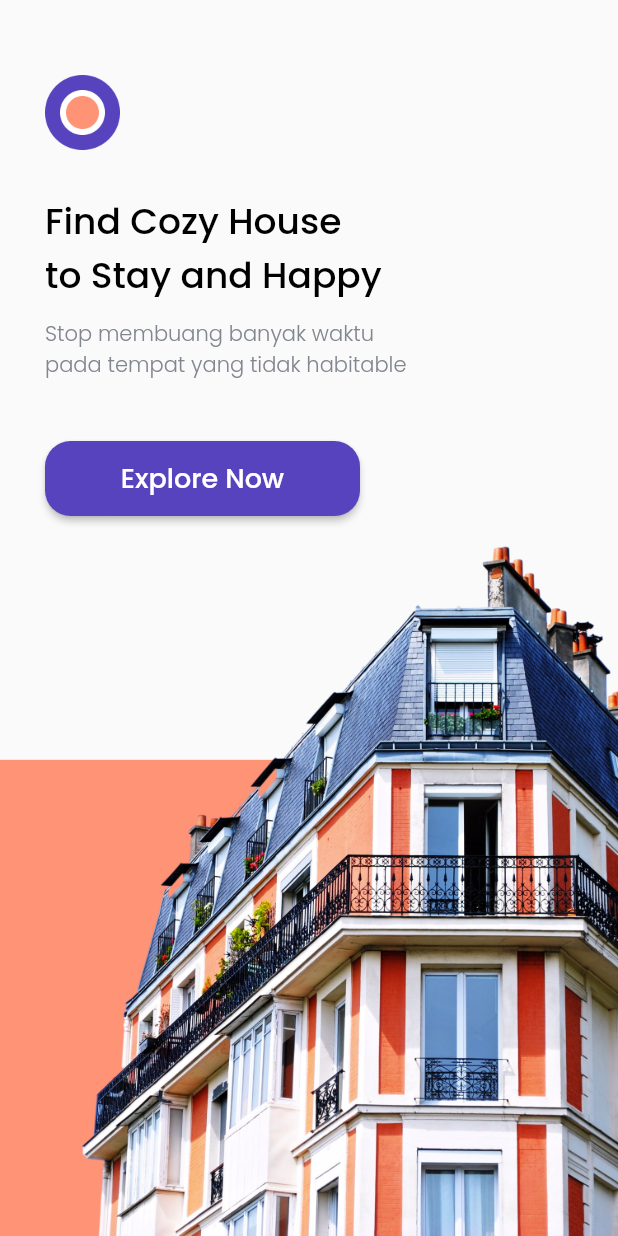
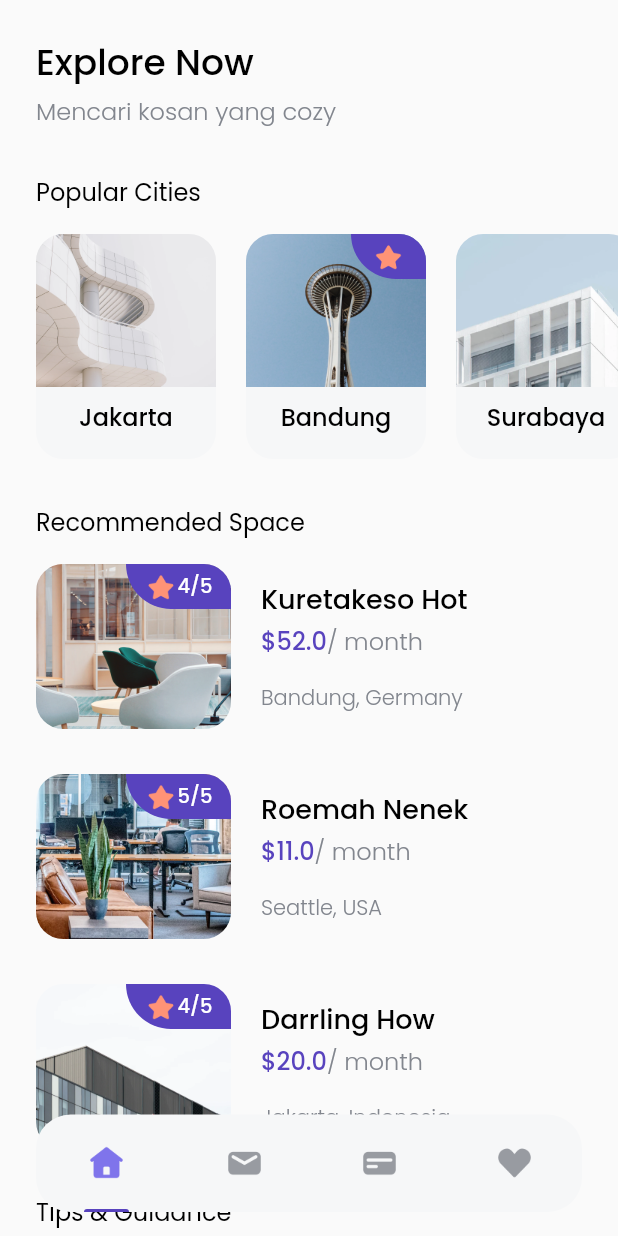
Before and after one commit to algonacci/Cozy_App, a Flutter app: the screen it shows after launch, after a tap on "Explore Now", on a phone screen of 412 x 824 dp. Run offline on Flutter 3.47's test engine with Material 2 defaults, Android fonts, the phone set to English and light mode, and no system bars; our stand-ins replace google_fonts.

Commit message:
finish the home page

```diff
--- /dev/null
+++ b/lib/model/city.dart
@@ -0,0 +1,13 @@
+class City {
+  int id;
+  String name;
+  String imageUrl;
+  bool isPopular;
+
+  City({
+    this.id,
+    this.name,
+    this.imageUrl,
+    this.isPopular = false,
+  });
+}
--- /dev/null
+++ b/lib/model/space.dart
@@ -0,0 +1,19 @@
+class Space {
+  int id;
+  String name;
+  String imageUrl;
+  double price;
+  String city;
+  String country;
+  int rating;
+
+  Space({
+    this.id,
+    this.name,
+    this.imageUrl,
+    this.price,
+    this.city,
+    this.country,
+    this.rating,
+  });
+}
--- /dev/null
+++ b/lib/model/tips.dart
@@ -0,0 +1,13 @@
+class Tips {
+  int id;
+  String title;
+  String imageUrl;
+  String updatedAt;
+
+  Tips({
+    this.id,
+    this.imageUrl,
+    this.title,
+    this.updatedAt,
+  });
+}
--- /dev/null
+++ b/lib/pages/home_page.dart
@@ -0,0 +1,229 @@
+import 'package:cozy_app/model/city.dart';
+import 'package:cozy_app/model/space.dart';
+import 'package:cozy_app/model/tips.dart';
+import 'package:cozy_app/theme.dart';
+import 'package:cozy_app/widgets/bottom_navbar_item.dart';
+import 'package:cozy_app/widgets/city_card.dart';
+import 'package:cozy_app/widgets/space_card.dart';
+import 'package:cozy_app/widgets/tips_card.dart';
+import 'package:flutter/material.dart';
+
+class HomePage extends StatelessWidget {
+  const HomePage({Key key}) : super(key: key);
+
+  @override
+  Widget build(BuildContext context) {
+    return Scaffold(
+      body: SafeArea(
+        bottom: false,
+        child: ListView(
+          // NOTE: Title/Header
+          children: [
+            SizedBox(height: edge),
+            Padding(
+              padding: EdgeInsets.only(
+                left: edge,
+              ),
+              child: Text(
+                'Explore Now',
+                style: blackTextStyle.copyWith(
+                  fontSize: 24,
+                ),
+              ),
+            ),
+            SizedBox(height: 2),
+            Padding(
+              padding: EdgeInsets.only(
+                left: edge,
+              ),
+              child: Text(
+                'Mencari kosan yang cozy',
+                style: greyTextStyle.copyWith(
+                  fontSize: 16,
+                ),
+              ),
+            ),
+            SizedBox(height: 30),
+            // Note: Popular Cities
+            Padding(
+              padding: EdgeInsets.only(
+                left: edge,
+              ),
+              child: Text(
+                'Popular Cities',
+                style: regularTextStyle.copyWith(
+                  fontSize: 16,
+                ),
+              ),
+            ),
+            SizedBox(height: 16),
+            Container(
+              height: 150,
+              child: ListView(
+                scrollDirection: Axis.horizontal,
+                children: [
+                  SizedBox(width: 24),
+                  CityCard(
+                    City(
+                      id: 1,
+                      name: 'Jakarta',
+                      imageUrl: 'assets/city1.png',
+                    ),
+                  ),
+                  SizedBox(width: 20),
+                  CityCard(
+                    City(
+                      id: 2,
+                      name: 'Bandung',
+                      imageUrl: 'assets/city2.png',
+                      isPopular: true,
+                    ),
+                  ),
+                  SizedBox(width: 20),
+                  CityCard(
+                    City(
+                      id: 3,
+                      name: 'Surabaya',
+                      imageUrl: 'assets/city3.png',
+                    ),
+                  ),
+                  SizedBox(width: 24),
+                ],
+              ),
+            ),
+            SizedBox(height: 30),
+            // NOTE: Recommended Space
+            Padding(
+              padding: EdgeInsets.only(
+                left: edge,
+              ),
+              child: Text(
+                'Recommended Space',
+                style: regularTextStyle.copyWith(
+                  fontSize: 16,
+                ),
+              ),
+            ),
+            SizedBox(height: 16),
+            Padding(
+              padding: EdgeInsets.symmetric(
+                horizontal: edge,
+              ),
+              child: Column(
+                children: [
+                  SpaceCard(
+                    Space(
+                      id: 1,
+                      name: 'Kuretakeso Hot',
+                      imageUrl: 'assets/space1.png',
+                      price: 52,
+                      city: 'Bandung',
+                      country: 'Germany',
+                      rating: 4,
+                    ),
+                  ),
+                  SizedBox(height: 30),
+                  SpaceCard(
+                    Space(
+                      id: 2,
+                      name: 'Roemah Nenek',
+                      imageUrl: 'assets/space2.png',
+                      price: 11,
+                      city: 'Seattle',
+                      country: 'USA',
+                      rating: 5,
+                    ),
+                  ),
+                  SizedBox(height: 30),
+                  SpaceCard(
+                    Space(
+                      id: 3,
+                      name: 'Darrling How',
+                      imageUrl: 'assets/space3.png',
+                      price: 20,
+                      city: 'Jakarta',
+                      country: 'Indonesia',
+                      rating: 4,
+                    ),
+                  ),
+                ],
+              ),
+            ),
+            SizedBox(height: 30),
+            // NOTE: TIPS & GUIDANCE
+            Padding(
+              padding: EdgeInsets.only(
+                left: edge,
+              ),
+              child: Text(
+                'Tips & Guidance',
+                style: regularTextStyle.copyWith(
+                  fontSize: 16,
+                ),
+              ),
+            ),
+            SizedBox(height: 16),
+            Padding(
+              padding: EdgeInsets.symmetric(
+                horizontal: edge,
+              ),
+              child: Column(
+                children: [
+                  TipsCard(
+                    Tips(
+                        id: 1,
+                        title: 'City Guidelines',
+                        imageUrl: 'assets/tips1.png',
+                        updatedAt: '20 Apr'),
+                  ),
+                  SizedBox(height: 20),
+                  TipsCard(
+                    Tips(
+                        id: 2,
+                        title: 'Jakarta Fairship',
+                        imageUrl: 'assets/tips2.png',
+                        updatedAt: '11 Dec'),
+                  ),
+                ],
+              ),
+            ),
+            SizedBox(height: 80 + edge),
+          ],
+        ),
+      ),
+      floatingActionButton: Container(
+        height: 65,
+        width: MediaQuery.of(context).size.width - (2 * edge),
+        margin: EdgeInsets.symmetric(
+          horizontal: edge,
+        ),
+        decoration: BoxDecoration(
+          color: Color(0xffF6F7F8),
+          borderRadius: BorderRadius.circular(23),
+        ),
+        child: Row(
+          mainAxisAlignment: MainAxisAlignment.spaceAround,
+          children: [
+            BottomNavbarItem(
+              imageUrl: 'assets/icon_home.png',
+              isActive: true,
+            ),
+            BottomNavbarItem(
+              imageUrl: 'assets/icon_email.png',
+              isActive: false,
+            ),
+            BottomNavbarItem(
+              imageUrl: 'assets/icon_card.png',
+              isActive: false,
+            ),
+            BottomNavbarItem(
+              imageUrl: 'assets/icon_love.png',
+              isActive: false,
+            ),
+          ],
+        ),
+      ),
+      floatingActionButtonLocation: FloatingActionButtonLocation.centerFloat,
+    );
+  }
+}
--- a/lib/pages/splash_page.dart
+++ b/lib/pages/splash_page.dart
@@ -1,3 +1,4 @@
+import 'package:cozy_app/pages/home_page.dart';
 import 'package:cozy_app/theme.dart';
 import 'package:flutter/material.dart';
 
@@ -47,7 +48,14 @@ class SplashPage extends StatelessWidget {
                     height: 50,
                     width: 210,
                     child: ElevatedButton(
-                      onPressed: () {},
+                      onPressed: () {
+                        Navigator.push(
+                          context,
+                          MaterialPageRoute(
+                            builder: (context) => HomePage(),
+                          ),
+                        );
+                      },
                       style: ElevatedButton.styleFrom(
                           primary: purpleColor,
                           shape: RoundedRectangleBorder(
--- a/lib/theme.dart
+++ b/lib/theme.dart
@@ -6,6 +6,8 @@ Color orangeColor = Color(0xffFF9376);
 Color blackColor = Color(0xff000000);
 Color whiteColor = Color(0xffffffff);
 Color greyColor = Color(0xff82868E);
+
+double edge = 24;
 
 TextStyle blackTextStyle = GoogleFonts.poppins(
   fontWeight: FontWeight.w500,
@@ -26,3 +28,8 @@ TextStyle purpleTextStyle = GoogleFonts.poppins(
   fontWeight: FontWeight.w500,
   color: purpleColor,
 );
+
+TextStyle regularTextStyle = GoogleFonts.poppins(
+  fontWeight: FontWeight.w400,
+  color: blackColor,
+);
--- /dev/null
+++ b/lib/widgets/bottom_navbar_item.dart
@@ -0,0 +1,35 @@
+import 'package:cozy_app/theme.dart';
+import 'package:flutter/material.dart';
+
+class BottomNavbarItem extends StatelessWidget {
+  final String imageUrl;
+  final bool isActive;
+
+  BottomNavbarItem({this.imageUrl, this.isActive});
+
+  @override
+  Widget build(BuildContext context) {
+    return Column(
+      children: [
+        Spacer(),
+        Image.asset(
+          imageUrl,
+          width: 26,
+        ),
+        Spacer(),
+        isActive
+            ? Container(
+                width: 30,
+                height: 2,
+                decoration: BoxDecoration(
+                  color: purpleColor,
+                  borderRadius: BorderRadius.vertical(
+                    top: Radius.circular(1000),
+                  ),
+                ),
+              )
+            : Container(),
+      ],
+    );
+  }
+}
--- /dev/null
+++ b/lib/widgets/city_card.dart
@@ -0,0 +1,64 @@
+import 'package:cozy_app/model/city.dart';
+import 'package:cozy_app/theme.dart';
+import 'package:flutter/material.dart';
+
+class CityCard extends StatelessWidget {
+  CityCard(this.city);
+
+  final City city;
+
+  @override
+  Widget build(BuildContext context) {
+    return ClipRRect(
+      borderRadius: BorderRadius.circular(18),
+      child: Container(
+        height: 200,
+        width: 120,
+        color: Color(0xffF6F7F8),
+        child: Column(
+          children: [
+            Stack(
+              children: [
+                Image.asset(
+                  city.imageUrl,
+                  width: 120,
+                  height: 102,
+                  fit: BoxFit.cover,
+                ),
+                city.isPopular
+                    ? Align(
+                        alignment: Alignment.topRight,
+                        child: Container(
+                          height: 30,
+                          width: 50,
+                          decoration: BoxDecoration(
+                              color: purpleColor,
+                              borderRadius: BorderRadius.only(
+                                bottomLeft: Radius.circular(36),
+                              )),
+                          child: Center(
+                            child: Image.asset(
+                              'assets/icon_star.png',
+                              width: 22,
+                            ),
+                          ),
+                        ),
+                      )
+                    : Container(),
+              ],
+            ),
+            Padding(
+              padding: const EdgeInsets.all(8.0),
+              child: Text(
+                city.name,
+                style: blackTextStyle.copyWith(
+                  fontSize: 16,
+                ),
+              ),
+            ),
+          ],
+        ),
+      ),
+    );
+  }
+}
--- /dev/null
+++ b/lib/widgets/space_card.dart
@@ -0,0 +1,90 @@
+import 'package:cozy_app/model/space.dart';
+import 'package:cozy_app/theme.dart';
+import 'package:flutter/material.dart';
+
+class SpaceCard extends StatelessWidget {
+  final Space space;
+  SpaceCard(this.space);
+
+  @override
+  Widget build(BuildContext context) {
+    return Row(
+      children: [
+        ClipRRect(
+          borderRadius: BorderRadius.circular(18),
+          child: Container(
+            height: 110,
+            width: 130,
+            child: Stack(
+              children: [
+                Image.asset(space.imageUrl),
+                Align(
+                  alignment: Alignment.topRight,
+                  child: Container(
+                    height: 30,
+                    width: 70,
+                    decoration: BoxDecoration(
+                        color: purpleColor,
+                        borderRadius: BorderRadius.only(
+                          bottomLeft: Radius.circular(36),
+                        )),
+                    child: Row(
+                      mainAxisAlignment: MainAxisAlignment.center,
+                      crossAxisAlignment: CrossAxisAlignment.center,
+                      children: [
+                        Image.asset(
+                          'assets/icon_star.png',
+                          width: 22,
+                        ),
+                        Text(
+                          '${space.rating}/5',
+                          style: whiteTextStyle.copyWith(
+                            fontSize: 13,
+                          ),
+                        ),
+                      ],
+                    ),
+                  ),
+                )
+              ],
+            ),
+          ),
+        ),
+        SizedBox(width: 20),
+        Column(
+          crossAxisAlignment: CrossAxisAlignment.start,
+          children: [
+            Text(
+              space.name,
+              style: blackTextStyle.copyWith(
+                fontSize: 18,
+              ),
+            ),
+            SizedBox(height: 2),
+            Text.rich(
+              TextSpan(
+                text: '\$${space.price}',
+                style: purpleTextStyle.copyWith(
+                  fontSize: 16,
+                ),
+                children: [
+                  TextSpan(
+                    text: '/ month',
+                    style: greyTextStyle.copyWith(
+                      fontSize: 16,
+                    ),
+                  ),
+                ],
+              ),
+            ),
+            SizedBox(height: 16),
+            Text(
+              '${space.city}, ${space.country}',
+              style: greyTextStyle,
+            ),
+          ],
+        ),
+      ],
+    );
+  }
+}
--- /dev/null
+++ b/lib/widgets/tips_card.dart
@@ -0,0 +1,46 @@
+import 'package:cozy_app/model/tips.dart';
+import 'package:cozy_app/theme.dart';
+import 'package:flutter/material.dart';
+
+class TipsCard extends StatelessWidget {
+  final Tips tips;
+
+  TipsCard(this.tips);
+
+  @override
+  Widget build(BuildContext context) {
+    return Row(
+      children: [
+        Image.asset(
+          tips.imageUrl,
+          width: 80,
+        ),
+        SizedBox(width: 16),
+        Column(
+          crossAxisAlignment: CrossAxisAlignment.start,
+          children: [
+            Text(
+              tips.title,
+              style: blackTextStyle.copyWith(
+                fontSize: 18,
+              ),
+            ),
+            SizedBox(height: 4),
+            Text(
+              'Updated ${tips.updatedAt}',
+              style: greyTextStyle,
+            ),
+          ],
+        ),
+        Spacer(),
+        IconButton(
+          onPressed: () {},
+          icon: Icon(
+            Icons.chevron_right,
+            color: greyColor,
+          ),
+        ),
+      ],
+    );
+  }
+}
```
Also changed, not shown: assets/icon_card.png (added), assets/icon_email.png (added), assets/icon_home.png (added), assets/icon_love.png (added), pubspec.lock (added), 5 other files.
